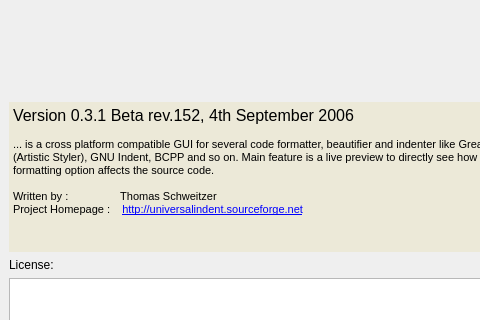
Old version of the form src/aboutdialog.ui in the repository danblakemore/universal-indent-gui; both pictures show x 0 to 480 and y 0 to 320 of the 588 by 499 pixel window.
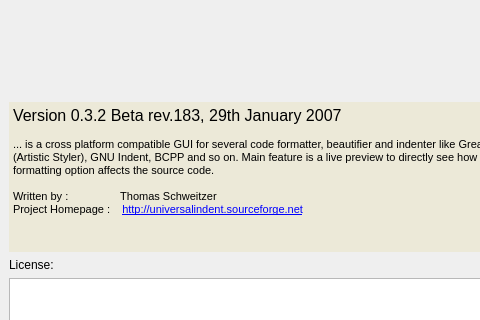
New version of the form. Icons and pictures are not drawn.

Commit message: Just changed version string.

Patch:
```diff
--- a/src/aboutdialog.ui
+++ b/src/aboutdialog.ui
@@ -573,12 +573,12 @@
       <string>&lt;html>&lt;head>&lt;meta name="qrichtext" content="1" />&lt;style type="text/css">
 p, li { white-space: pre-wrap; }
 &lt;/style>&lt;/head>&lt;body style=" font-family:'MS Shell Dlg 2'; font-size:8.25pt; font-weight:400; font-style:normal; text-decoration:none;">
-&lt;p style=" margin-top:0px; margin-bottom:0px; margin-left:0px; margin-right:0px; -qt-block-indent:0; text-indent:0px; font-family:'MS Shell Dlg'; font-size:8pt;">&lt;span style=" font-family:'MS Shell Dlg 2'; font-size:12pt;">Version 0.3.1 Beta rev.152, 4th September 2006&lt;/span>&lt;/p>
+&lt;p style=" margin-top:0px; margin-bottom:0px; margin-left:0px; margin-right:0px; -qt-block-indent:0; text-indent:0px; font-family:'MS Shell Dlg'; font-size:8pt;">&lt;span style=" font-family:'MS Shell Dlg 2'; font-size:12pt;">Version 0.3.2 Beta rev.183, 29th January 2007&lt;/span>&lt;/p>
 &lt;p style="-qt-paragraph-type:empty; margin-top:0px; margin-bottom:0px; margin-left:0px; margin-right:0px; -qt-block-indent:0; text-indent:0px; font-size:8pt;">&lt;/p>
 &lt;p style=" margin-top:0px; margin-bottom:0px; margin-left:0px; margin-right:0px; -qt-block-indent:0; text-indent:0px; font-size:8pt;">&lt;span style=" color:#000000;">... is a cross platform compatible GUI for several code formatter, beautifier and indenter like GreatCode, AStyle (Artistic Styler), GNU Indent, BCPP and so on. Main feature is a live preview to directly see how the selected formatting option affects the source code.&lt;/span>&lt;/p>
 &lt;p style="-qt-paragraph-type:empty; margin-top:0px; margin-bottom:0px; margin-left:0px; margin-right:0px; -qt-block-indent:0; text-indent:0px; font-size:8pt; color:#000000;">&lt;/p>
 &lt;p style=" margin-top:0px; margin-bottom:0px; margin-left:0px; margin-right:0px; -qt-block-indent:0; text-indent:0px; font-size:8pt; color:#000000;">Written by :  	         Thomas Schweitzer&lt;/p>
-&lt;p style=" margin-top:0px; margin-bottom:0px; margin-left:0px; margin-right:0px; -qt-block-indent:0; text-indent:0px; font-size:8pt; color:#000000;">Project Homepage :    &lt;a href="http://universalindent.sourceforge.net">http://universalindent.sourceforge.net&lt;/a>&lt;/p>&lt;/body>&lt;/html></string>
+&lt;p style=" margin-top:0px; margin-bottom:0px; margin-left:0px; margin-right:0px; -qt-block-indent:0; text-indent:0px; font-size:8pt; color:#000000;">Project Homepage :    &lt;a href="http://universalindent.sourceforge.net">&lt;span style=" text-decoration: underline; color:#0000ff;">http://universalindent.sourceforge.net&lt;/span>&lt;/a>&lt;/p>&lt;/body>&lt;/html></string>
      </property>
     </widget>
    </item>
```
